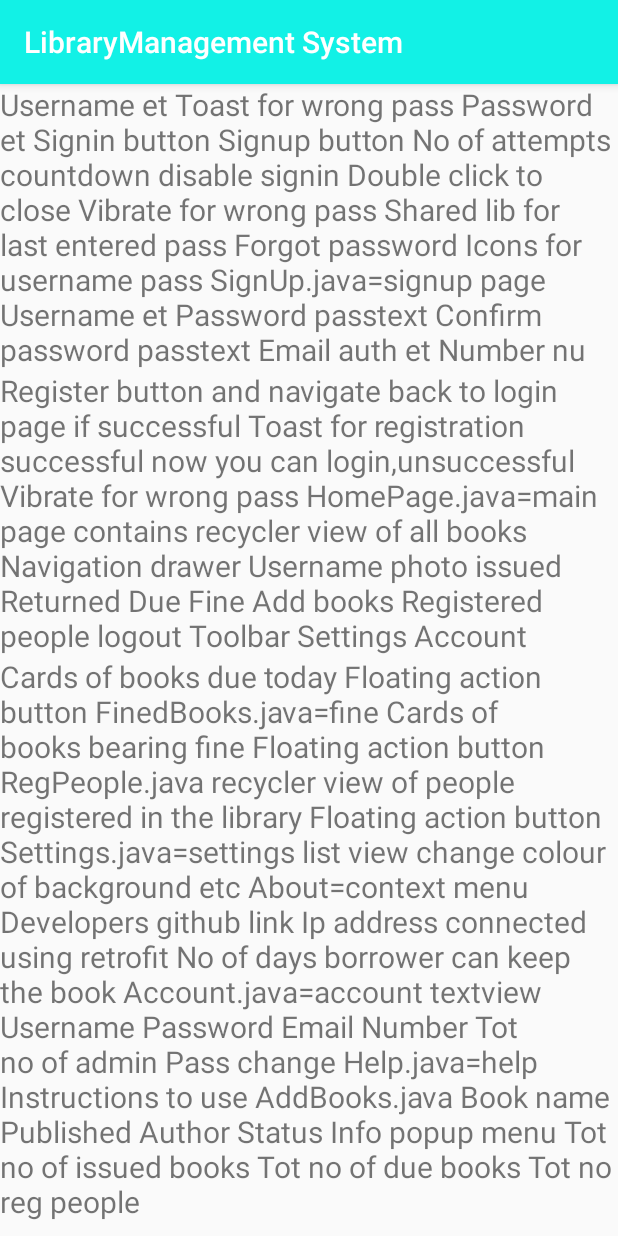
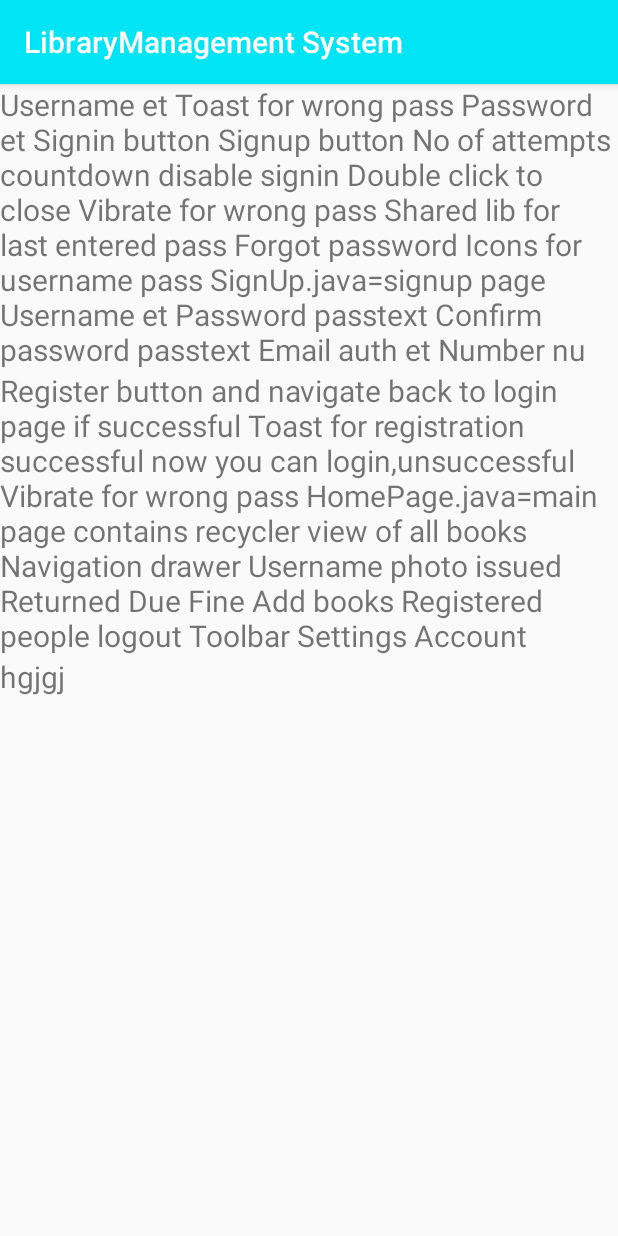
Before and after one commit to AshuSrv/Library-Management-System, an Android app: the HelpActicity screen opened directly, with no data from a screen before it, on a phone screen of 412 x 824 dp. Run offline under Robolectric (Android 15) with nearby library versions, the phone set to English and light mode, and no system bars.

Commit message:
7th commit

```diff
--- a/app/src/main/AndroidManifest.xml
+++ b/app/src/main/AndroidManifest.xml
@@ -7,7 +7,7 @@
         android:allowBackup="true"
         android:icon="@drawable/appicon"
         android:label="@string/app_name"
-        android:roundIcon="@mipmap/ic_launcher_round"
+        android:roundIcon="@drawable/appicon"
         android:supportsRtl="true"
         android:theme="@style/AppTheme"
         tools:ignore="GoogleAppIndexingWarning">
--- a/app/src/main/res/layout/activity_add_book_to_database.xml
+++ b/app/src/main/res/layout/activity_add_book_to_database.xml
@@ -4,6 +4,7 @@
     xmlns:tools="http://schemas.android.com/tools"
     android:layout_width="match_parent"
     android:layout_height="match_parent"
+    android:background="@drawable/mn"
     tools:context=".AddBookToDatabase">
 
     <EditText
--- a/app/src/main/res/layout/activity_help_acticity.xml
+++ b/app/src/main/res/layout/activity_help_acticity.xml
@@ -42,38 +42,7 @@
                 android:layout_width="match_parent"
                 android:layout_height="wrap_content"
                 android:textSize="20sp"
-                android:text="Cards of books due today
-Floating action button
-FinedBooks.java=fine
-Cards of books bearing fine
-Floating action button
-RegPeople.java
-recycler view of people registered in the library
-Floating action button
-Settings.java=settings list view
-change colour of background etc
-About=context menu
-Developers github link
-Ip address connected using retrofit
-No of days borrower can keep the book
-Account.java=account textview
-Username
-Password
-Email
-Number
-Tot no of admin
-Pass change
-Help.java=help
-Instructions to use
-AddBooks.java
-Book name
-Published
-Author
-Status
-Info popup menu
-Tot no of issued books
-Tot no of due books
-Tot no reg people"/>
+                android:text="hgjgj"/>
 
 
         </LinearLayout>
--- a/app/src/main/res/layout/activity_issued_section.xml
+++ b/app/src/main/res/layout/activity_issued_section.xml
@@ -4,6 +4,7 @@
     xmlns:tools="http://schemas.android.com/tools"
     android:layout_width="match_parent"
     android:layout_height="match_parent"
+    android:background="@drawable/mn"
     tools:context=".ReturnSection">
 
 
--- a/app/src/main/res/layout/activity_reissue_section.xml
+++ b/app/src/main/res/layout/activity_reissue_section.xml
@@ -3,6 +3,7 @@
     xmlns:app="http://schemas.android.com/apk/res-auto"
     xmlns:tools="http://schemas.android.com/tools"
     android:layout_width="match_parent"
+    android:background="@drawable/mn"
     android:layout_height="match_parent"
     tools:context=".ReturnSection">
 
--- a/app/src/main/res/layout/activity_return_section.xml
+++ b/app/src/main/res/layout/activity_return_section.xml
@@ -3,6 +3,7 @@
     xmlns:app="http://schemas.android.com/apk/res-auto"
     xmlns:tools="http://schemas.android.com/tools"
     android:layout_width="match_parent"
+    android:background="@drawable/mn"
     android:layout_height="match_parent"
     tools:context=".ReturnSection">
 
--- a/app/src/main/res/values/colors.xml
+++ b/app/src/main/res/values/colors.xml
@@ -1,6 +1,6 @@
 <?xml version="1.0" encoding="utf-8"?>
 <resources>
-    <color name="colorPrimary">#12f1e6</color>
+    <color name="colorPrimary">#00e5f5</color>
     <color name="colorPrimaryDark">#07b6aa</color>
     <color name="colorAccent">#ef1515</color>
     <color name="ColorTitle">#000000</color>
```
Also changed, not shown: app/src/main/res/layout/activity_forgot_password_acticity.xml (+6 -3 lines), app/src/main/res/layout/activity_sign_up_page.xml (+5 -4 lines).
